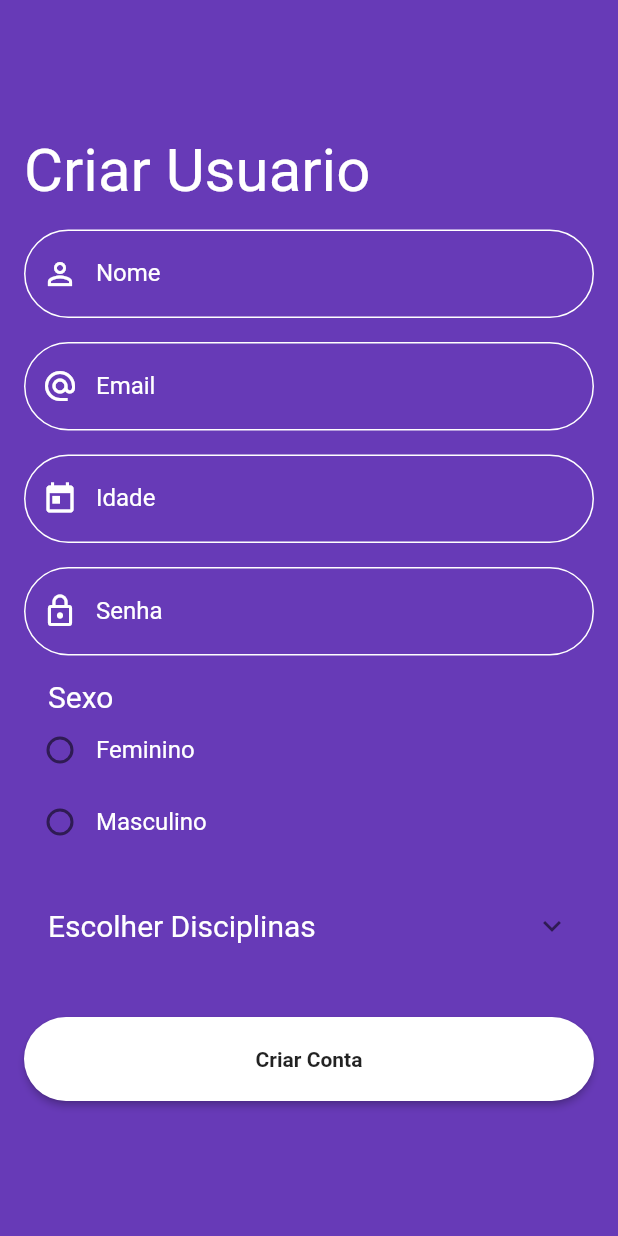
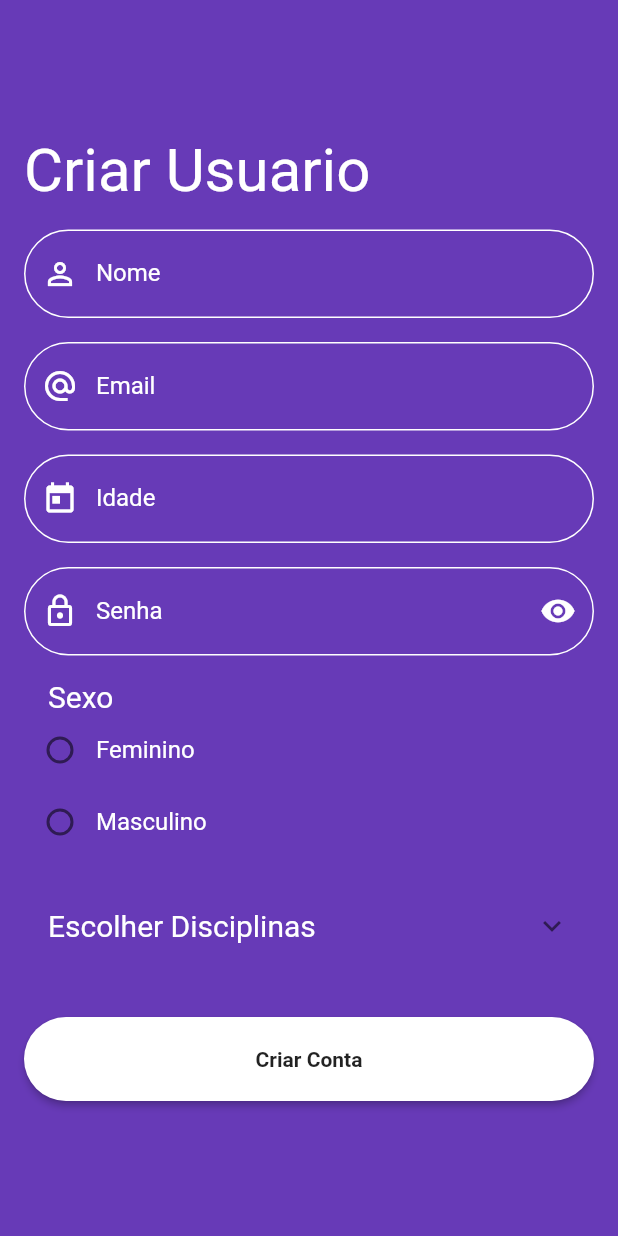
Before and after one commit to mateusdalmeida/quizti, a Flutter app: the screen it shows after launch, after a tap on "Entrar", after a tap on "Criar Usuario", on a phone screen of 412 x 824 dp. Run offline on Flutter 3.47's test engine with Material 2 defaults, Android fonts, the phone set to English and light mode, and no system bars; our stand-ins replace cached_network_image, cloud_firestore, firebase_auth, firebase_core, flutter_mobx, mobx; missing offline and left inert: flutter_math; accounts and stored records are empty; generated files the repository leaves out were written again.

Commit message:
botao para exibir senha

```diff
--- a/lib/ui/createAccount.dart
+++ b/lib/ui/createAccount.dart
@@ -65,9 +65,28 @@ class _CreateAccountState extends State<CreateAccount> {
                         !screenController.isLoading,
                         keyboardType: TextInputType.number),
                     Divider(),
-                    textField(passwordController, "Senha", Icons.lock_outline,
-                        !screenController.isLoading,
-                        obscure: true),
+                    TextFormField(
+                      enabled: !screenController.isLoading,
+                      controller: passwordController,
+                      decoration: InputDecoration(
+                          labelText: "Senha",
+                          suffixIcon: IconButton(
+                              icon: Icon(screenController.obscureText
+                                  ? Icons.visibility
+                                  : Icons.visibility_off),
+                              color: Colors.white,
+                              onPressed: () {
+                                screenController.changeObscureText();
+                              }),
+                          prefixIcon:
+                              Icon(Icons.lock_outline, color: Colors.white)),
+                      style: TextStyle(color: Colors.white),
+                      obscureText: screenController.obscureText,
+                      validator: (value) {
+                        if (value.isEmpty) return "Senha não digitada";
+                        return null;
+                      },
+                    ),
                     Divider(),
                     Padding(
                       padding: EdgeInsets.only(left: 16.0),
@@ -181,7 +200,7 @@ class _CreateAccountState extends State<CreateAccount> {
   }
 
   Widget textField(controller, name, icon, enabled,
-      {obscure = false, TextInputType keyboardType}) {
+      {TextInputType keyboardType}) {
     return TextFormField(
         enabled: enabled,
         controller: controller,
@@ -193,7 +212,6 @@ class _CreateAccountState extends State<CreateAccount> {
           ),
         ),
         style: TextStyle(color: Colors.white),
-        obscureText: obscure,
         validator: (value) {
           if (value.isEmpty) return name + " em branco";
           return null;
--- a/lib/ui/login.dart
+++ b/lib/ui/login.dart
@@ -64,10 +64,18 @@ class _LoginState extends State {
                       controller: passwordController,
                       decoration: InputDecoration(
                           labelText: "Senha",
+                          suffixIcon: IconButton(
+                              icon: Icon(screenController.obscureText
+                                  ? Icons.visibility
+                                  : Icons.visibility_off),
+                              color: Colors.white,
+                              onPressed: () {
+                                screenController.changeObscureText();
+                              }),
                           prefixIcon:
                               Icon(Icons.lock_outline, color: Colors.white)),
                       style: TextStyle(color: Colors.white),
-                      obscureText: true,
+                      obscureText: screenController.obscureText,
                       validator: (value) {
                         if (value.isEmpty) return "Senha não digitada";
                         return null;
```
Also changed, not shown: lib/mobx/screenController.dart (+9 -0 lines), lib/mobx/screenController.g.dart.
